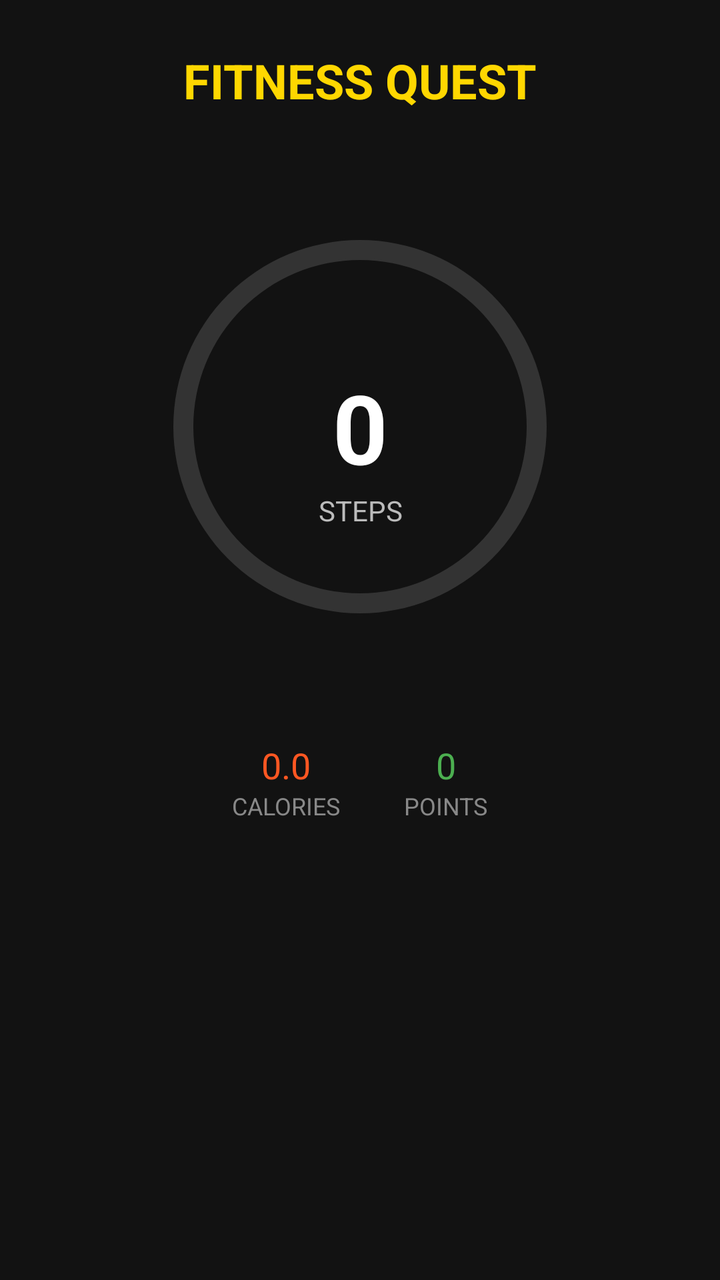
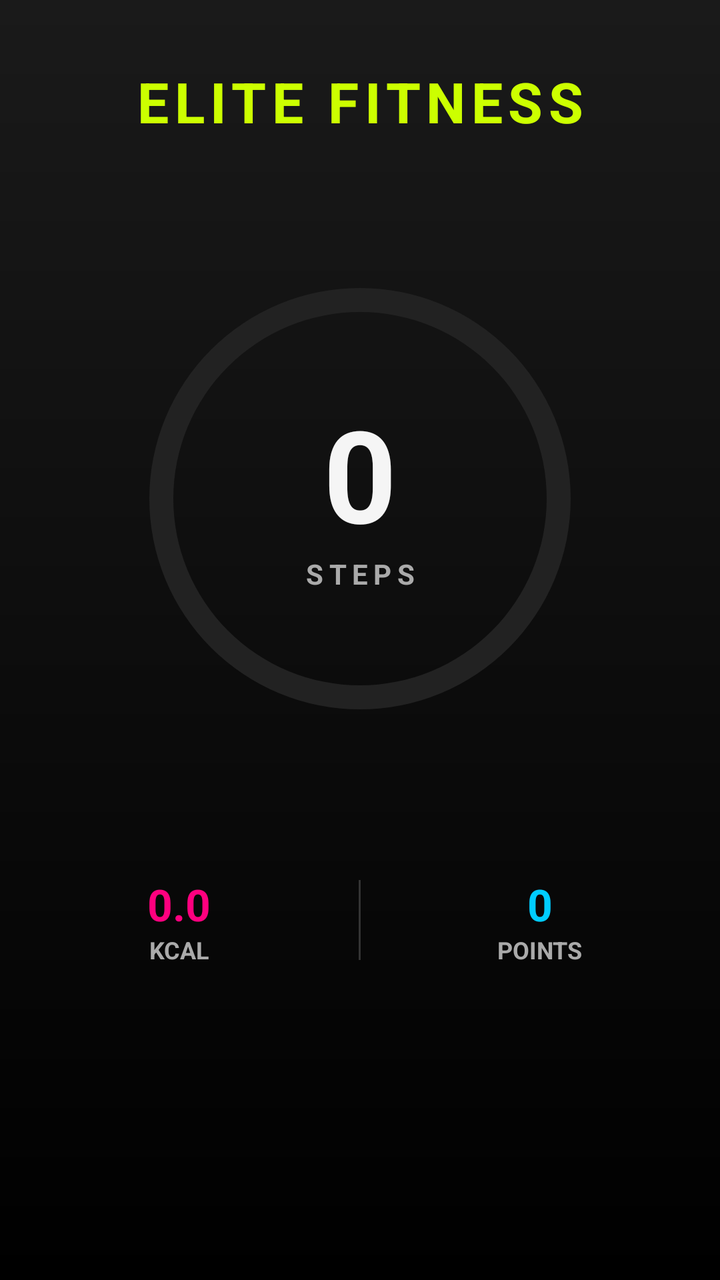

Compare the two renders of this Android layout. The source of the first and the diff that turns it into the second are given below.
<!-- AndroidManifest.xml: application theme Theme.Material3.Dark -->
<!-- res/layout/activity_main.xml -->
<?xml version="1.0" encoding="utf-8"?>
<androidx.constraintlayout.widget.ConstraintLayout xmlns:android="http://schemas.android.com/apk/res/android"
    xmlns:app="http://schemas.android.com/apk/res-auto"
    xmlns:tools="http://schemas.android.com/tools"
    android:layout_width="match_parent"
    android:layout_height="match_parent"
    android:background="#121212"
    tools:context=".MainActivity">

    <TextView
        android:id="@+id/tvQuestTitle"
        android:layout_width="wrap_content"
        android:layout_height="wrap_content"
        android:layout_marginTop="24dp"
        android:text="FITNESS QUEST"
        android:textColor="#FFD700"
        android:textSize="24sp"
        android:textStyle="bold"
        app:layout_constraintEnd_toEndOf="parent"
        app:layout_constraintStart_toStartOf="parent"
        app:layout_constraintTop_toTopOf="parent" />

    <ProgressBar
        android:id="@+id/stepProgressBar"
        style="?android:attr/progressBarStyleHorizontal"
        android:layout_width="250dp"
        android:layout_height="250dp"
        android:layout_marginTop="32dp"
        android:indeterminate="false"
        android:max="10000"
        android:progress="0"
        android:progressDrawable="@drawable/circular_progress"
        app:layout_constraintEnd_toEndOf="parent"
        app:layout_constraintStart_toStartOf="parent"
        app:layout_constraintTop_toBottomOf="@id/tvQuestTitle" />

    <TextView
        android:id="@+id/tvStepCount"
        android:layout_width="wrap_content"
        android:layout_height="wrap_content"
        android:text="0"
        android:textColor="#FFFFFF"
        android:textSize="48sp"
        android:textStyle="bold"
        app:layout_constraintBottom_toBottomOf="@id/stepProgressBar"
        app:layout_constraintEnd_toEndOf="@id/stepProgressBar"
        app:layout_constraintStart_toStartOf="@id/stepProgressBar"
        app:layout_constraintTop_toTopOf="@id/stepProgressBar" />

    <TextView
        android:id="@+id/tvStepLabel"
        android:layout_width="wrap_content"
        android:layout_height="wrap_content"
        android:text="STEPS"
        android:textColor="#BBBBBB"
        app:layout_constraintEnd_toEndOf="@id/tvStepCount"
        app:layout_constraintStart_toStartOf="@id/tvStepCount"
        app:layout_constraintTop_toBottomOf="@id/tvStepCount" />

    <LinearLayout
        android:id="@+id/statsContainer"
        android:layout_width="match_parent"
        android:layout_height="wrap_content"
        android:layout_marginTop="32dp"
        android:gravity="center"
        android:orientation="horizontal"
        app:layout_constraintTop_toBottomOf="@id/stepProgressBar">

        <LinearLayout
            android:layout_width="wrap_content"
            android:layout_height="wrap_content"
            android:layout_marginEnd="32dp"
            android:gravity="center"
            android:orientation="vertical">
            <TextView
                android:id="@+id/tvCalories"
                android:layout_width="wrap_content"
                android:layout_height="wrap_content"
                android:text="0.0"
                android:textColor="#FF5722"
                android:textSize="18sp" />
            <TextView
                android:layout_width="wrap_content"
                android:layout_height="wrap_content"
                android:text="CALORIES"
                android:textColor="#888888"
                android:textSize="12sp" />
        </LinearLayout>

        <LinearLayout
            android:layout_width="wrap_content"
            android:layout_height="wrap_content"
            android:gravity="center"
            android:orientation="vertical">
            <TextView
                android:id="@+id/tvPoints"
                android:layout_width="wrap_content"
                android:layout_height="wrap_content"
                android:text="0"
                android:textColor="#4CAF50"
                android:textSize="18sp" />
            <TextView
                android:layout_width="wrap_content"
                android:layout_height="wrap_content"
                android:text="POINTS"
                android:textColor="#888888"
                android:textSize="12sp" />
        </LinearLayout>
    </LinearLayout>

    <HorizontalScrollView
        android:id="@+id/badgeScroll"
        android:layout_width="match_parent"
        android:layout_height="80dp"
        android:layout_marginTop="24dp"
        android:paddingStart="16dp"
        android:paddingEnd="16dp"
        app:layout_constraintTop_toBottomOf="@id/statsContainer">
        <LinearLayout
            android:id="@+id/badgeContainer"
            android:layout_width="wrap_content"
            android:layout_height="match_parent"
            android:gravity="center_vertical"
            android:orientation="horizontal" />
    </HorizontalScrollView>

    <FrameLayout
        android:id="@+id/aiSuggestionContainer"
        android:layout_width="match_parent"
        android:layout_height="wrap_content"
        android:layout_margin="16dp"
        app:layout_constraintBottom_toBottomOf="parent" />

</androidx.constraintlayout.widget.ConstraintLayout>
<!-- resources referenced by this layout -->
<resources>
  <!-- drawable circular_progress (drawable) -->
  <?xml version="1.0" encoding="utf-8"?>
  <layer-list xmlns:android="http://schemas.android.com/apk/res/android">
      <item>
          <shape
              android:shape="ring"
              android:thickness="10dp"
              android:useLevel="false">
              <solid android:color="#333333" />
          </shape>
      </item>
      <item>
          <rotate
              android:fromDegrees="270"
              android:toDegrees="270">
              <shape
                  android:shape="ring"
                  android:thickness="10dp"
                  android:useLevel="true">
                  <gradient
                      android:endColor="#00E676"
                      android:startColor="#69F0AE"
                      android:type="sweep" />
              </shape>
          </rotate>
      </item>
  </layer-list>
</resources>

<!-- the commit's change to res/layout/activity_main.xml (unified diff, before → after) -->
@@ -4,17 +4,18 @@
     xmlns:tools="http://schemas.android.com/tools"
     android:layout_width="match_parent"
     android:layout_height="match_parent"
-    android:background="#121212"
-    tools:context=".MainActivity">
+    android:background="@drawable/bg_gradient_black"
+    tools:context="com.example.fitnesstracker.MainActivity">
 
     <TextView
         android:id="@+id/tvQuestTitle"
         android:layout_width="wrap_content"
         android:layout_height="wrap_content"
-        android:layout_marginTop="24dp"
-        android:text="FITNESS QUEST"
-        android:textColor="#FFD700"
-        android:textSize="24sp"
+        android:layout_marginTop="32dp"
+        android:letterSpacing="0.1"
+        android:text="ELITE FITNESS"
+        android:textColor="@color/gym_neon_green"
+        android:textSize="28sp"
         android:textStyle="bold"
         app:layout_constraintEnd_toEndOf="parent"
         app:layout_constraintStart_toStartOf="parent"
@@ -23,9 +24,9 @@
     <ProgressBar
         android:id="@+id/stepProgressBar"
         style="?android:attr/progressBarStyleHorizontal"
-        android:layout_width="250dp"
-        android:layout_height="250dp"
-        android:layout_marginTop="32dp"
+        android:layout_width="280dp"
+        android:layout_height="280dp"
+        android:layout_marginTop="40dp"
         android:indeterminate="false"
         android:max="10000"
         android:progress="0"
@@ -34,42 +35,50 @@
         app:layout_constraintStart_toStartOf="parent"
         app:layout_constraintTop_toBottomOf="@id/tvQuestTitle" />
 
-    <TextView
-        android:id="@+id/tvStepCount"
+    <LinearLayout
         android:layout_width="wrap_content"
         android:layout_height="wrap_content"
-        android:text="0"
-        android:textColor="#FFFFFF"
-        android:textSize="48sp"
-        android:textStyle="bold"
+        android:gravity="center"
+        android:orientation="vertical"
         app:layout_constraintBottom_toBottomOf="@id/stepProgressBar"
         app:layout_constraintEnd_toEndOf="@id/stepProgressBar"
         app:layout_constraintStart_toStartOf="@id/stepProgressBar"
-        app:layout_constraintTop_toTopOf="@id/stepProgressBar" />
+        app:layout_constraintTop_toTopOf="@id/stepProgressBar">
 
-    <TextView
-        android:id="@+id/tvStepLabel"
-        android:layout_width="wrap_content"
-        android:layout_height="wrap_content"
-        android:text="STEPS"
-        android:textColor="#BBBBBB"
-        app:layout_constraintEnd_toEndOf="@id/tvStepCount"
-        app:layout_constraintStart_toStartOf="@id/tvStepCount"
-        app:layout_constraintTop_toBottomOf="@id/tvStepCount" />
+        <TextView
+            android:id="@+id/tvStepCount"
+            android:layout_width="wrap_content"
+            android:layout_height="wrap_content"
+            android:includeFontPadding="false"
+            android:text="0"
+            android:textColor="@color/gym_white"
+            android:textSize="64sp"
+            android:textStyle="bold" />
+
+        <TextView
+            android:id="@+id/tvStepLabel"
+            android:layout_width="wrap_content"
+            android:layout_height="wrap_content"
+            android:letterSpacing="0.2"
+            android:text="STEPS"
+            android:textColor="@color/gym_text_gray"
+            android:textSize="14sp"
+            android:textStyle="bold" />
+    </LinearLayout>
 
     <LinearLayout
         android:id="@+id/statsContainer"
         android:layout_width="match_parent"
         android:layout_height="wrap_content"
-        android:layout_marginTop="32dp"
+        android:layout_marginTop="48dp"
         android:gravity="center"
         android:orientation="horizontal"
         app:layout_constraintTop_toBottomOf="@id/stepProgressBar">
 
         <LinearLayout
-            android:layout_width="wrap_content"
+            android:layout_width="0dp"
             android:layout_height="wrap_content"
-            android:layout_marginEnd="32dp"
+            android:layout_weight="1"
             android:gravity="center"
             android:orientation="vertical">
             <TextView
@@ -77,19 +86,27 @@
                 android:layout_width="wrap_content"
                 android:layout_height="wrap_content"
                 android:text="0.0"
-                android:textColor="#FF5722"
-                android:textSize="18sp" />
+                android:textColor="@color/gym_hot_pink"
+                android:textSize="22sp"
+                android:textStyle="bold" />
             <TextView
                 android:layout_width="wrap_content"
                 android:layout_height="wrap_content"
-                android:text="CALORIES"
-                android:textColor="#888888"
-                android:textSize="12sp" />
+                android:text="KCAL"
+                android:textColor="@color/gym_text_gray"
+                android:textSize="12sp"
+                android:textStyle="bold" />
         </LinearLayout>
 
+        <View
+            android:layout_width="1dp"
+            android:layout_height="40dp"
+            android:background="#333333" />
+
         <LinearLayout
-            android:layout_width="wrap_content"
+            android:layout_width="0dp"
             android:layout_height="wrap_content"
+            android:layout_weight="1"
             android:gravity="center"
             android:orientation="vertical">
             <TextView
@@ -97,29 +114,33 @@
                 android:layout_width="wrap_content"
                 android:layout_height="wrap_content"
                 android:text="0"
-                android:textColor="#4CAF50"
-                android:textSize="18sp" />
+                android:textColor="@color/gym_electric_blue"
+                android:textSize="22sp"
+                android:textStyle="bold" />
             <TextView
                 android:layout_width="wrap_content"
                 android:layout_height="wrap_content"
                 android:text="POINTS"
-                android:textColor="#888888"
-                android:textSize="12sp" />
+                android:textColor="@color/gym_text_gray"
+                android:textSize="12sp"
+                android:textStyle="bold" />
         </LinearLayout>
     </LinearLayout>
 
     <HorizontalScrollView
         android:id="@+id/badgeScroll"
         android:layout_width="match_parent"
-        android:layout_height="80dp"
-        android:layout_marginTop="24dp"
-        android:paddingStart="16dp"
-        android:paddingEnd="16dp"
+        android:layout_height="wrap_content"
+        android:layout_marginTop="32dp"
+        android:clipToPadding="false"
+        android:paddingStart="24dp"
+        android:paddingEnd="24dp"
+        android:scrollbars="none"
         app:layout_constraintTop_toBottomOf="@id/statsContainer">
         <LinearLayout
             android:id="@+id/badgeContainer"
             android:layout_width="wrap_content"
-            android:layout_height="match_parent"
+            android:layout_height="60dp"
             android:gravity="center_vertical"
             android:orientation="horizontal" />
     </HorizontalScrollView>
@@ -128,7 +149,7 @@
         android:id="@+id/aiSuggestionContainer"
         android:layout_width="match_parent"
         android:layout_height="wrap_content"
-        android:layout_margin="16dp"
+        android:layout_margin="20dp"
         app:layout_constraintBottom_toBottomOf="parent" />
 
 </androidx.constraintlayout.widget.ConstraintLayout>
<!-- resource entries referenced after the edit -->
@@ -1,14 +1,29 @@
 <!-- resources referenced by this layout -->
 <resources>
+  <color name="gym_electric_blue">#00CCFF</color>
+  <color name="gym_hot_pink">#FF007F</color>
+  <color name="gym_neon_green">#CCFF00</color>
+  <color name="gym_text_gray">#AAAAAA</color>
+  <color name="gym_white">#F5F5F5</color>
+  <!-- drawable bg_gradient_black (drawable) -->
+  <?xml version="1.0" encoding="utf-8"?>
+  <shape xmlns:android="http://schemas.android.com/apk/res/android"
+      android:shape="rectangle">
+      <gradient
+          android:angle="270"
+          android:endColor="@color/gym_black_end"
+          android:startColor="@color/gym_black_start"
+          android:type="linear" />
+  </shape>
   <!-- drawable circular_progress (drawable) -->
   <?xml version="1.0" encoding="utf-8"?>
   <layer-list xmlns:android="http://schemas.android.com/apk/res/android">
       <item>
           <shape
               android:shape="ring"
-              android:thickness="10dp"
+              android:thickness="12dp"
               android:useLevel="false">
-              <solid android:color="#333333" />
+              <solid android:color="#222222" />
           </shape>
       </item>
       <item>
@@ -17,15 +32,17 @@
               android:toDegrees="270">
               <shape
                   android:shape="ring"
-                  android:thickness="10dp"
+                  android:thickness="12dp"
                   android:useLevel="true">
                   <gradient
-                      android:endColor="#00E676"
-                      android:startColor="#69F0AE"
+                      android:endColor="@color/gym_neon_green"
+                      android:startColor="@color/gym_electric_blue"
                       android:type="sweep" />
               </shape>
           </rotate>
       </item>
   </layer-list>
+  <color name="gym_black_end">#000000</color>
+  <color name="gym_black_start">#1A1A1A</color>
 </resources>
 
